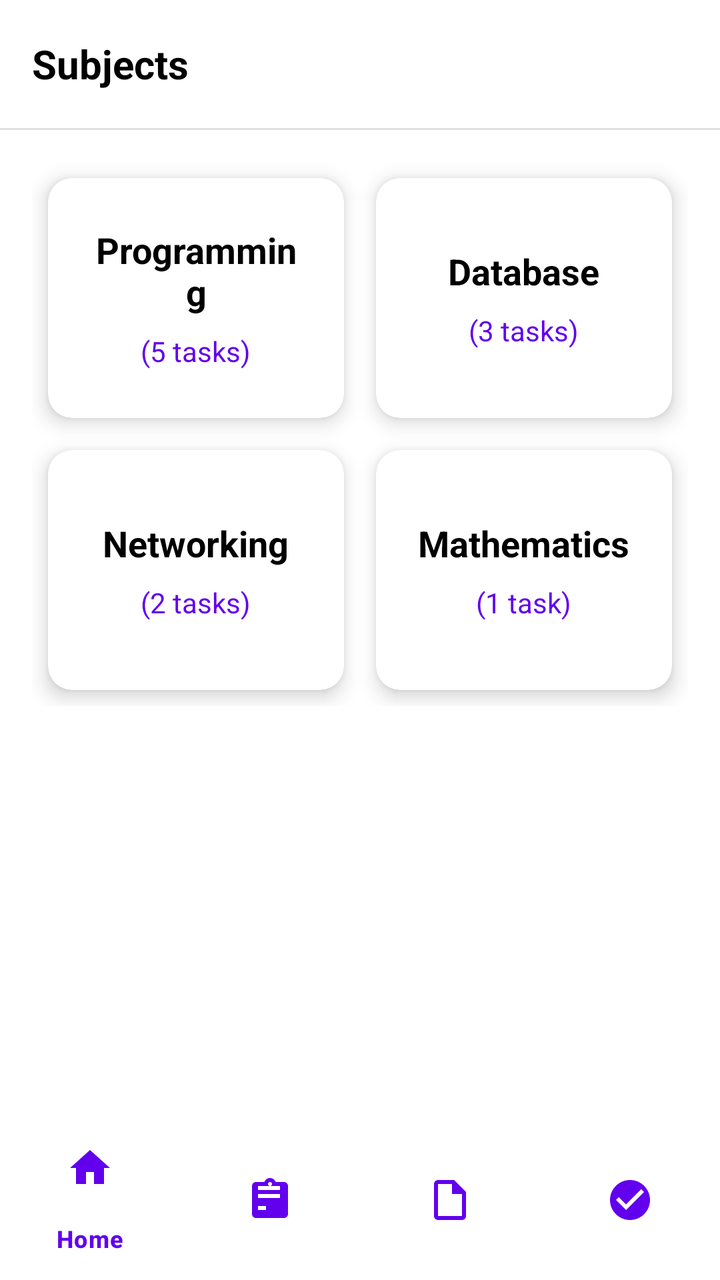
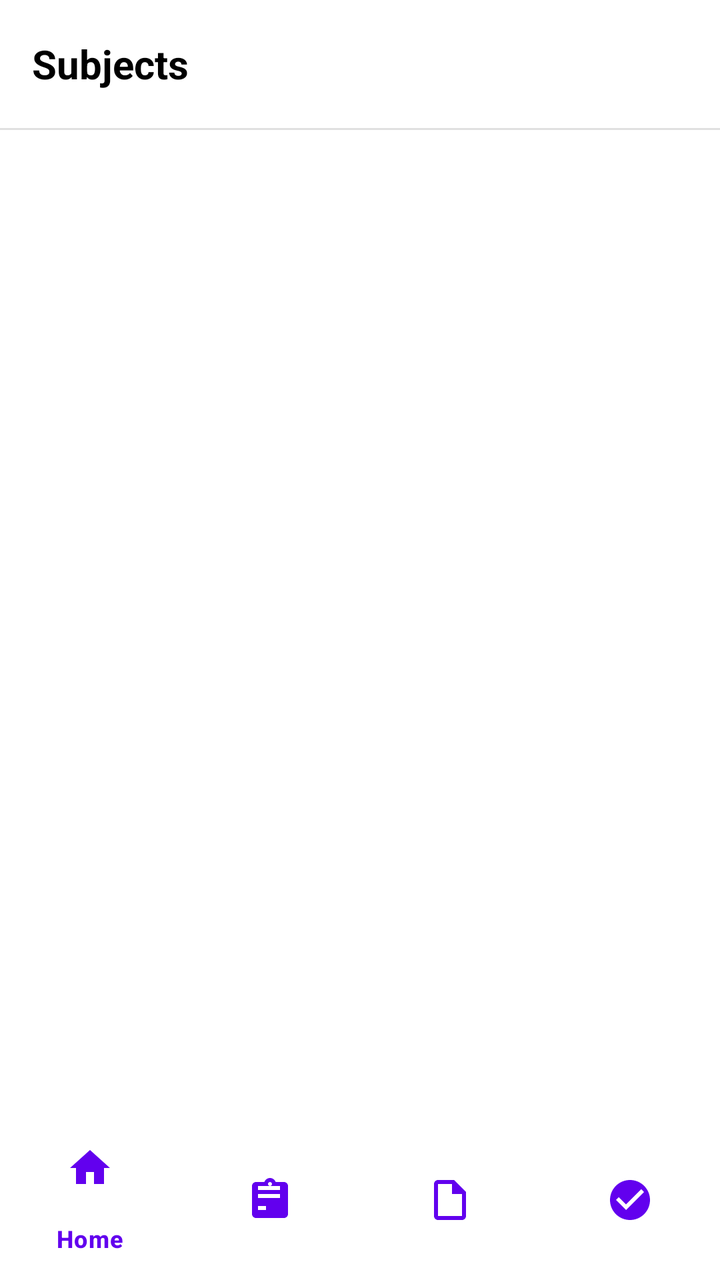

The first picture is an Android layout as it rendered before a commit; the second is the same layout after the commit. The layout source and the unified diff follow.
<!-- AndroidManifest.xml: application theme Theme.Group4MidtermActivity -->
<!-- res/layout/activity_subjects.xml -->
<?xml version="1.0" encoding="utf-8"?>
<LinearLayout xmlns:android="http://schemas.android.com/apk/res/android"
    xmlns:app="http://schemas.android.com/apk/res-auto"
    android:layout_width="match_parent"
    android:layout_height="match_parent"
    android:orientation="vertical"
    android:background="#FFFFFF">

    
    <androidx.appcompat.widget.Toolbar
        android:layout_width="match_parent"
        android:layout_height="wrap_content"
        android:minHeight="?attr/actionBarSize"
        android:paddingStart="16dp"
        android:paddingEnd="16dp">

        <TextView
            android:layout_width="match_parent"
            android:layout_height="wrap_content"
            android:text="Subjects"
            android:textSize="20sp"
            android:textStyle="bold"
            android:textColor="#000000" />

    </androidx.appcompat.widget.Toolbar>

    
    <View
        android:layout_width="match_parent"
        android:layout_height="1dp"
        android:background="#E0E0E0" />

    
    <ScrollView
        android:layout_width="match_parent"
        android:layout_height="0dp"
        android:layout_weight="1"
        android:padding="16dp">

        <GridLayout
            android:layout_width="match_parent"
            android:layout_height="wrap_content"
            android:columnCount="2"
            android:rowCount="2"
            android:alignmentMode="alignMargins"
            android:columnOrderPreserved="false"
            android:useDefaultMargins="true">

            
            <androidx.cardview.widget.CardView
                android:layout_width="0dp"
                android:layout_height="wrap_content"
                android:layout_columnWeight="1"
                android:layout_rowWeight="1"
                app:cardCornerRadius="12dp"
                app:cardElevation="6dp"
                app:cardBackgroundColor="#FFFFFF"
                android:layout_margin="8dp">

                <LinearLayout
                    android:layout_width="match_parent"
                    android:layout_height="wrap_content"
                    android:orientation="vertical"
                    android:padding="20dp"
                    android:gravity="center"
                    android:minHeight="120dp">

                    <TextView
                        android:layout_width="wrap_content"
                        android:layout_height="wrap_content"
                        android:text="Programming"
                        android:textSize="18sp"
                        android:textStyle="bold"
                        android:textColor="#000000"
                        android:gravity="center" />

                    <TextView
                        android:layout_width="wrap_content"
                        android:layout_height="wrap_content"
                        android:text="(5 tasks)"
                        android:textSize="14sp"
                        android:textColor="#6200EE"
                        android:layout_marginTop="8dp"
                        android:gravity="center" />

                </LinearLayout>
            </androidx.cardview.widget.CardView>

            
            <androidx.cardview.widget.CardView
                android:layout_width="0dp"
                android:layout_height="wrap_content"
                android:layout_columnWeight="1"
                android:layout_rowWeight="1"
                app:cardCornerRadius="12dp"
                app:cardElevation="6dp"
                app:cardBackgroundColor="#FFFFFF"
                android:layout_margin="8dp">

                <LinearLayout
                    android:layout_width="match_parent"
                    android:layout_height="wrap_content"
                    android:orientation="vertical"
                    android:padding="20dp"
                    android:gravity="center"
                    android:minHeight="120dp">

                    <TextView
                        android:layout_width="wrap_content"
                        android:layout_height="wrap_content"
                        android:text="Database"
                        android:textSize="18sp"
                        android:textStyle="bold"
                        android:textColor="#000000"
                        android:gravity="center" />

                    <TextView
                        android:layout_width="wrap_content"
                        android:layout_height="wrap_content"
                        android:text="(3 tasks)"
                        android:textSize="14sp"
                        android:textColor="#6200EE"
                        android:layout_marginTop="8dp"
                        android:gravity="center" />

                </LinearLayout>
            </androidx.cardview.widget.CardView>

            
            <androidx.cardview.widget.CardView
                android:layout_width="0dp"
                android:layout_height="wrap_content"
                android:layout_columnWeight="1"
                android:layout_rowWeight="1"
                app:cardCornerRadius="12dp"
                app:cardElevation="6dp"
                app:cardBackgroundColor="#FFFFFF"
                android:layout_margin="8dp">

                <LinearLayout
                    android:layout_width="match_parent"
                    android:layout_height="wrap_content"
                    android:orientation="vertical"
                    android:padding="20dp"
                    android:gravity="center"
                    android:minHeight="120dp">

                    <TextView
                        android:layout_width="wrap_content"
                        android:layout_height="wrap_content"
                        android:text="Networking"
                        android:textSize="18sp"
                        android:textStyle="bold"
                        android:textColor="#000000"
                        android:gravity="center" />

                    <TextView
                        android:layout_width="wrap_content"
                        android:layout_height="wrap_content"
                        android:text="(2 tasks)"
                        android:textSize="14sp"
                        android:textColor="#6200EE"
                        android:layout_marginTop="8dp"
                        android:gravity="center" />

                </LinearLayout>
            </androidx.cardview.widget.CardView>

            
            <androidx.cardview.widget.CardView
                android:layout_width="0dp"
                android:layout_height="wrap_content"
                android:layout_columnWeight="1"
                android:layout_rowWeight="1"
                app:cardCornerRadius="12dp"
                app:cardElevation="6dp"
                app:cardBackgroundColor="#FFFFFF"
                android:layout_margin="8dp">

                <LinearLayout
                    android:layout_width="match_parent"
                    android:layout_height="wrap_content"
                    android:orientation="vertical"
                    android:padding="20dp"
                    android:gravity="center"
                    android:minHeight="120dp">

                    <TextView
                        android:layout_width="wrap_content"
                        android:layout_height="wrap_content"
                        android:text="Mathematics"
                        android:textSize="18sp"
                        android:textStyle="bold"
                        android:textColor="#000000"
                        android:gravity="center" />

                    <TextView
                        android:layout_width="wrap_content"
                        android:layout_height="wrap_content"
                        android:text="(1 task)"
                        android:textSize="14sp"
                        android:textColor="#6200EE"
                        android:layout_marginTop="8dp"
                        android:gravity="center" />

                </LinearLayout>
            </androidx.cardview.widget.CardView>

        </GridLayout>
    </ScrollView>

    
    <com.google.android.material.bottomnavigation.BottomNavigationView
        android:id="@+id/bottom_navigation"
        android:layout_width="match_parent"
        android:layout_height="wrap_content"
        android:background="#FFFFFF"
        app:menu="@menu/bottom_nav_menu"
        app:itemIconTint="#6200EE"
        app:itemTextColor="#6200EE" />

</LinearLayout>
<!-- resources referenced by this layout -->
<resources>
  <style name="Theme.Group4MidtermActivity" parent="Base.Theme.Group4MidtermActivity" />
  <style name="Base.Theme.Group4MidtermActivity" parent="Theme.Material3.DayNight.NoActionBar">
          
          
      </style>
</resources>

<!-- the commit's change to res/layout/activity_subjects.xml (unified diff, before → after) -->
@@ -37,176 +37,19 @@
         android:layout_weight="1"
         android:padding="16dp">
 
-        <GridLayout
+        <LinearLayout
             android:layout_width="match_parent"
             android:layout_height="wrap_content"
-            android:columnCount="2"
-            android:rowCount="2"
-            android:alignmentMode="alignMargins"
-            android:columnOrderPreserved="false"
-            android:useDefaultMargins="true">
+            android:orientation="vertical">
 
             
-            <androidx.cardview.widget.CardView
-                android:layout_width="0dp"
+            <LinearLayout
+                android:id="@+id/subject_grid"
+                android:layout_width="match_parent"
                 android:layout_height="wrap_content"
-                android:layout_columnWeight="1"
-                android:layout_rowWeight="1"
-                app:cardCornerRadius="12dp"
-                app:cardElevation="6dp"
-                app:cardBackgroundColor="#FFFFFF"
-                android:layout_margin="8dp">
+                android:orientation="vertical" />
 
-                <LinearLayout
-                    android:layout_width="match_parent"
-                    android:layout_height="wrap_content"
-                    android:orientation="vertical"
-                    android:padding="20dp"
-                    android:gravity="center"
-                    android:minHeight="120dp">
-
-                    <TextView
-                        android:layout_width="wrap_content"
-                        android:layout_height="wrap_content"
-                        android:text="Programming"
-                        android:textSize="18sp"
-                        android:textStyle="bold"
-                        android:textColor="#000000"
-                        android:gravity="center" />
-
-                    <TextView
-                        android:layout_width="wrap_content"
-                        android:layout_height="wrap_content"
-                        android:text="(5 tasks)"
-                        android:textSize="14sp"
-                        android:textColor="#6200EE"
-                        android:layout_marginTop="8dp"
-                        android:gravity="center" />
-
-                </LinearLayout>
-            </androidx.cardview.widget.CardView>
-
-            
-            <androidx.cardview.widget.CardView
-                android:layout_width="0dp"
-                android:layout_height="wrap_content"
-                android:layout_columnWeight="1"
-                android:layout_rowWeight="1"
-                app:cardCornerRadius="12dp"
-                app:cardElevation="6dp"
-                app:cardBackgroundColor="#FFFFFF"
-                android:layout_margin="8dp">
-
-                <LinearLayout
-                    android:layout_width="match_parent"
-                    android:layout_height="wrap_content"
-                    android:orientation="vertical"
-                    android:padding="20dp"
-                    android:gravity="center"
-                    android:minHeight="120dp">
-
-                    <TextView
-                        android:layout_width="wrap_content"
-                        android:layout_height="wrap_content"
-                        android:text="Database"
-                        android:textSize="18sp"
-                        android:textStyle="bold"
-                        android:textColor="#000000"
-                        android:gravity="center" />
-
-                    <TextView
-                        android:layout_width="wrap_content"
-                        android:layout_height="wrap_content"
-                        android:text="(3 tasks)"
-                        android:textSize="14sp"
-                        android:textColor="#6200EE"
-                        android:layout_marginTop="8dp"
-                        android:gravity="center" />
-
-                </LinearLayout>
-            </androidx.cardview.widget.CardView>
-
-            
-            <androidx.cardview.widget.CardView
-                android:layout_width="0dp"
-                android:layout_height="wrap_content"
-                android:layout_columnWeight="1"
-                android:layout_rowWeight="1"
-                app:cardCornerRadius="12dp"
-                app:cardElevation="6dp"
-                app:cardBackgroundColor="#FFFFFF"
-                android:layout_margin="8dp">
-
-                <LinearLayout
-                    android:layout_width="match_parent"
-                    android:layout_height="wrap_content"
-                    android:orientation="vertical"
-                    android:padding="20dp"
-                    android:gravity="center"
-                    android:minHeight="120dp">
-
-                    <TextView
-                        android:layout_width="wrap_content"
-                        android:layout_height="wrap_content"
-                        android:text="Networking"
-                        android:textSize="18sp"
-                        android:textStyle="bold"
-                        android:textColor="#000000"
-                        android:gravity="center" />
-
-                    <TextView
-                        android:layout_width="wrap_content"
-                        android:layout_height="wrap_content"
-                        android:text="(2 tasks)"
-                        android:textSize="14sp"
-                        android:textColor="#6200EE"
-                        android:layout_marginTop="8dp"
-                        android:gravity="center" />
-
-                </LinearLayout>
-            </androidx.cardview.widget.CardView>
-
-            
-            <androidx.cardview.widget.CardView
-                android:layout_width="0dp"
-                android:layout_height="wrap_content"
-                android:layout_columnWeight="1"
-                android:layout_rowWeight="1"
-                app:cardCornerRadius="12dp"
-                app:cardElevation="6dp"
-                app:cardBackgroundColor="#FFFFFF"
-                android:layout_margin="8dp">
-
-                <LinearLayout
-                    android:layout_width="match_parent"
-                    android:layout_height="wrap_content"
-                    android:orientation="vertical"
-                    android:padding="20dp"
-                    android:gravity="center"
-                    android:minHeight="120dp">
-
-                    <TextView
-                        android:layout_width="wrap_content"
-                        android:layout_height="wrap_content"
-                        android:text="Mathematics"
-                        android:textSize="18sp"
-                        android:textStyle="bold"
-                        android:textColor="#000000"
-                        android:gravity="center" />
-
-                    <TextView
-                        android:layout_width="wrap_content"
-                        android:layout_height="wrap_content"
-                        android:text="(1 task)"
-                        android:textSize="14sp"
-                        android:textColor="#6200EE"
-                        android:layout_marginTop="8dp"
-                        android:gravity="center" />
-
-                </LinearLayout>
-            </androidx.cardview.widget.CardView>
-
-        </GridLayout>
+        </LinearLayout>
     </ScrollView>
 
     
